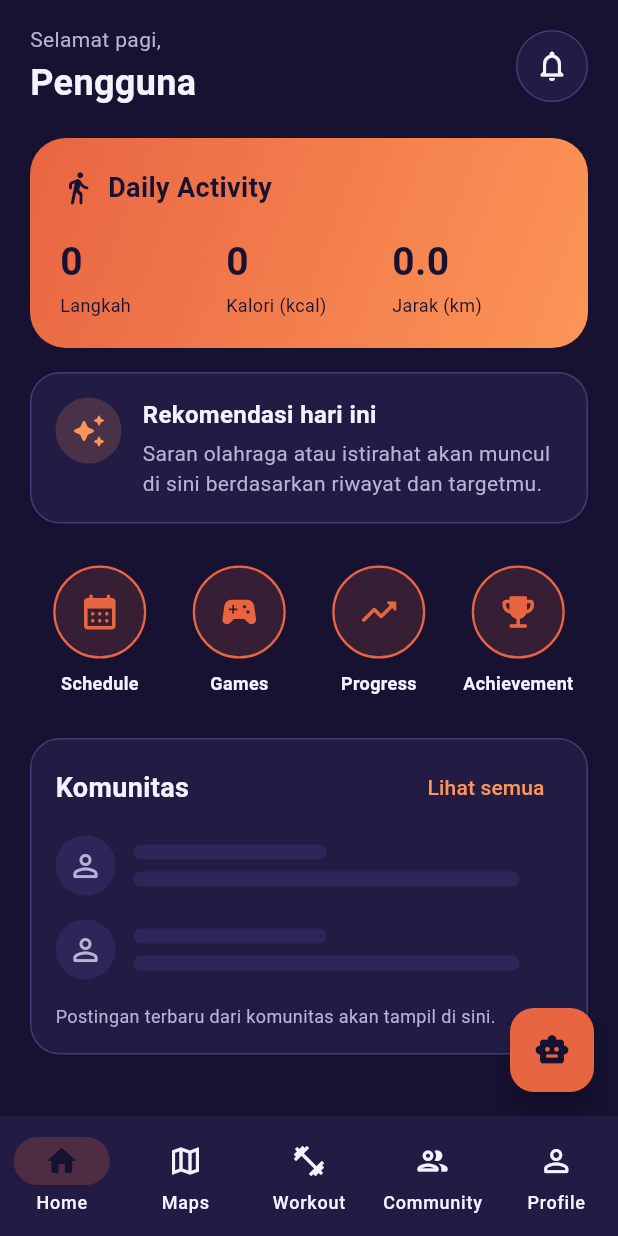
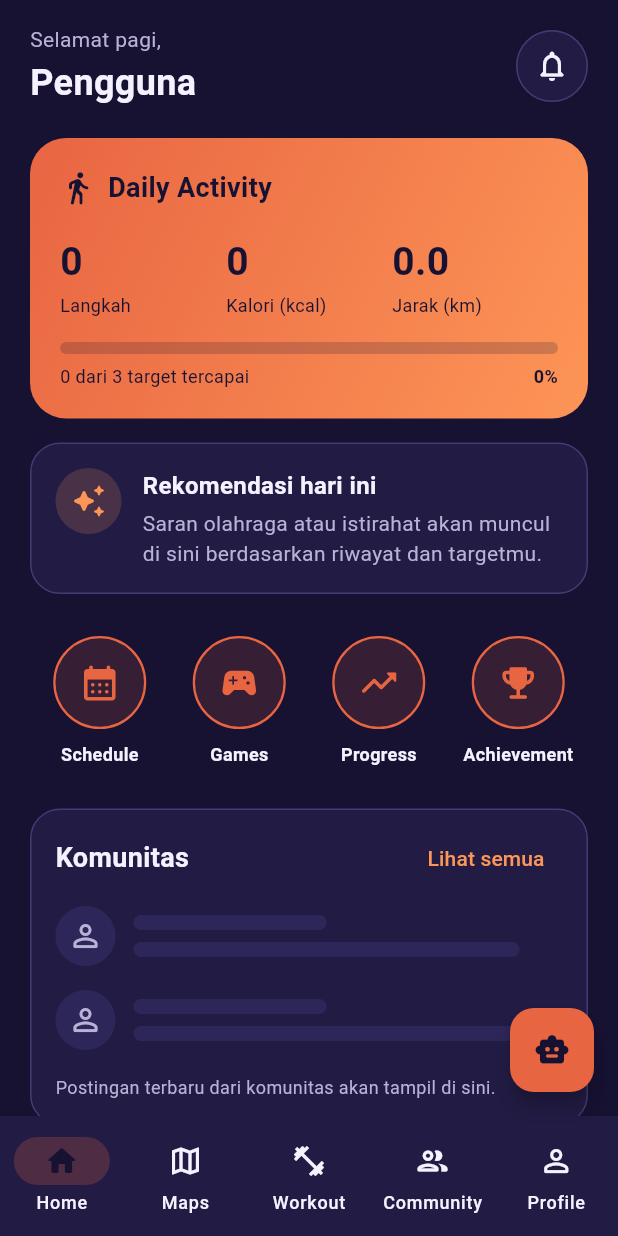
Before and after one commit to 0xzduhud/Gerak-in-Apps, a Flutter app: the HomeScreen screen opened directly with empty values, on a phone screen of 412 x 824 dp. Run offline on Flutter 3.47's test engine with Material 3 defaults, Android fonts, the phone set to English and light mode, and no system bars; our stand-ins replace flutter_dotenv, flutter_secure_storage, image_picker, local_auth, sensors_plus, shared_preferences and 2 more; missing offline and left inert: flutter_foreground_task; accounts and stored records are empty.

Commit message:
setting UI indikator progess target harian

```diff
--- a/lib/features/home/home_widgets.dart
+++ b/lib/features/home/home_widgets.dart
@@ -1,6 +1,7 @@
 import 'package:flutter/material.dart';
 
 import '../../core/theme.dart';
+import '../../data/models/target_model.dart' show TargetProgress;
 
 // PBI-6.3: header sapaan (kiri) + ikon notifikasi (kanan)
 class HomeHeader extends StatelessWidget {
@@ -62,20 +63,27 @@ class HomeHeader extends StatelessWidget {
 }
 
 // PBI-6.4: kerangka card Daily Activity
+// PBI-6.4: kerangka card Daily Activity
+// PBI-10.8: indikator progres target harian (opsional, tampil jika [progress] ada)
 class DailyActivityCard extends StatelessWidget {
   const DailyActivityCard({
     super.key,
     this.steps = 0,
     this.calories = 0,
     this.distanceKm = 0,
+    this.progress,
   });
 
   final int steps;
   final int calories;
   final double distanceKm;
 
+  /// Capaian terhadap target harian. null = indikator disembunyikan.
+  final TargetProgress? progress;
+
   @override
   Widget build(BuildContext context) {
+    final p = progress;
     return Container(
       width: double.infinity,
       padding: const EdgeInsets.all(20),
@@ -115,6 +123,53 @@ class DailyActivityCard extends StatelessWidget {
               ),
             ],
           ),
+          if (p != null) ...[
+            const SizedBox(height: 16),
+            ClipRRect(
+              borderRadius: BorderRadius.circular(8),
+              child: LinearProgressIndicator(
+                value: p.overallRatio,
+                minHeight: 8,
+                backgroundColor: const Color(0x33171132),
+                color: AppColors.neutral,
+              ),
+            ),
+            const SizedBox(height: 6),
+            Row(
+              children: [
+                if (p.allAchieved)
+                  const Padding(
+                    padding: EdgeInsets.only(right: 6),
+                    child: Icon(
+                      Icons.check_circle_rounded,
+                      size: 16,
+                      color: AppColors.neutral,
+                    ),
+                  ),
+                Expanded(
+                  child: Text(
+                    p.allAchieved
+                        ? 'Target hari ini tercapai!'
+                        : '${p.achievedCount} dari 3 target tercapai',
+                    maxLines: 1,
+                    overflow: TextOverflow.ellipsis,
+                    style: const TextStyle(
+                      fontSize: 12,
+                      color: AppColors.neutral,
+                    ),
+                  ),
+                ),
+                Text(
+                  '${(p.overallRatio * 100).floor()}%',
+                  style: const TextStyle(
+                    fontSize: 12,
+                    fontWeight: FontWeight.bold,
+                    color: AppColors.neutral,
+                  ),
+                ),
+              ],
+            ),
+          ],
         ],
       ),
     );
```
Also changed, not shown: lib/features/home/home_screen.dart (+26 -10 lines), 1 other file.
